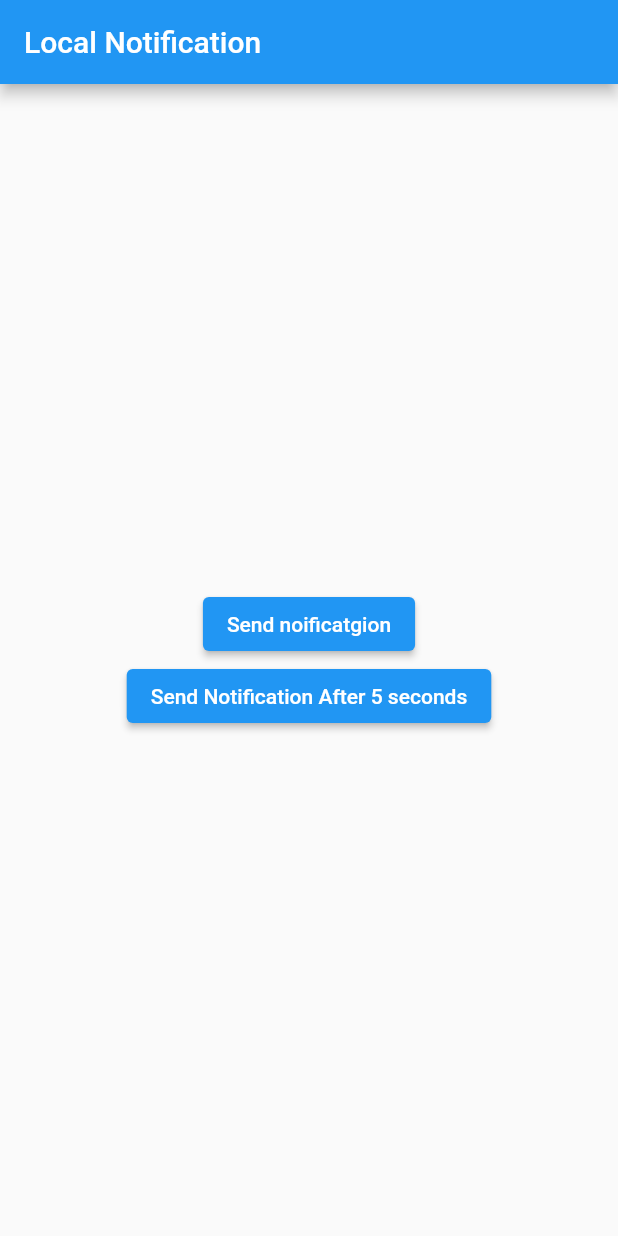
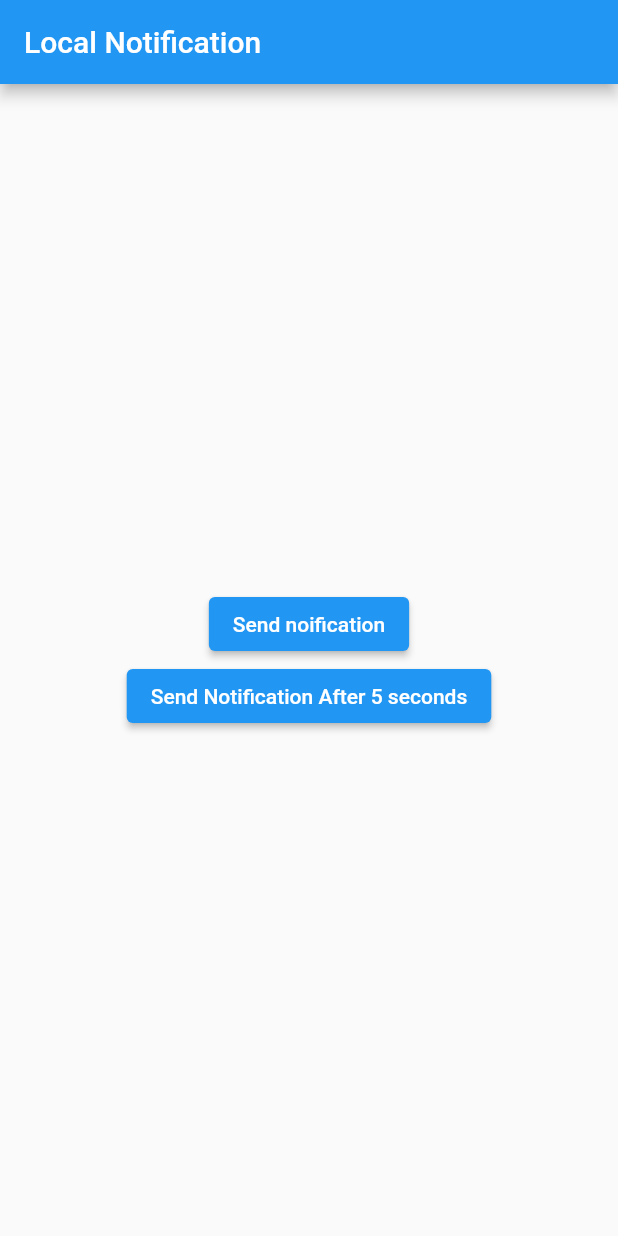
Before and after one commit to azadlinavay/push_notification, a Flutter app: the screen it shows after launch, on a phone screen of 412 x 824 dp. Run offline on Flutter 3.47's test engine with Material 2 defaults, Android fonts, the phone set to English and light mode, and no system bars; our stand-ins replace cloud_firestore, firebase_auth, firebase_core, firebase_messaging, flutter_local_notifications; accounts and stored records are empty; network calls fail; statements that could not run were skipped.

Commit message:
Update local_notification.dart

```diff
--- a/lib/local_notification.dart
+++ b/lib/local_notification.dart
@@ -42,7 +42,7 @@ class _LocalNoificationState extends State<LocalNoification> {
                 onPressed: () {
                   showNotification();
                 },
-                child: const Text('Send noificatgion'),
+                child: const Text('Send noification'),
               ),
             ),
             ElevatedButton(
```
